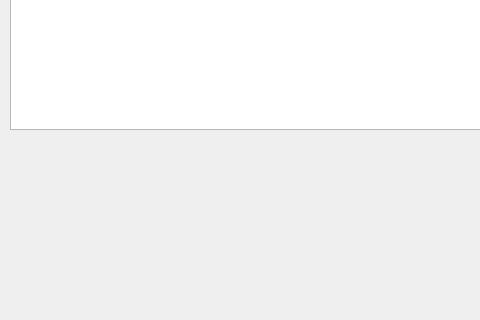
Qt form Cliente/Cliente_MILIB/mainwindow.ui (ce-box/CE2103-My-Invinsible-Library) before a commit; both pictures show x 0 to 480 and y 120 to 440 of the 1200 by 700 pixel window.
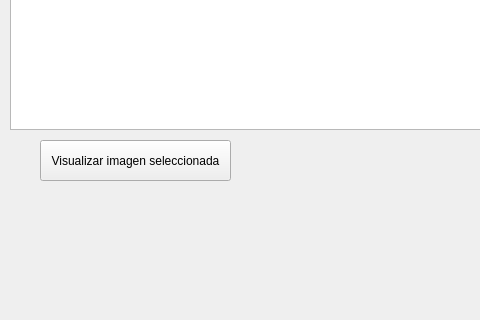
The same form after that commit.

Patch:
```diff
--- a/Cliente/Cliente_MILIB/mainwindow.ui
+++ b/Cliente/Cliente_MILIB/mainwindow.ui
@@ -20,7 +20,7 @@
       <x>0</x>
       <y>0</y>
       <width>1200</width>
-      <height>701</height>
+      <height>700</height>
      </rect>
     </property>
     <property name="frameShape">
@@ -101,6 +101,19 @@
       <string>Subir Imagen/Galería</string>
      </property>
     </widget>
+    <widget class="QPushButton" name="visualizarImagenPushButton">
+     <property name="geometry">
+      <rect>
+       <x>40</x>
+       <y>260</y>
+       <width>191</width>
+       <height>41</height>
+      </rect>
+     </property>
+     <property name="text">
+      <string>Visualizar imagen seleccionada</string>
+     </property>
+    </widget>
    </widget>
   </widget>
  </widget>
```
